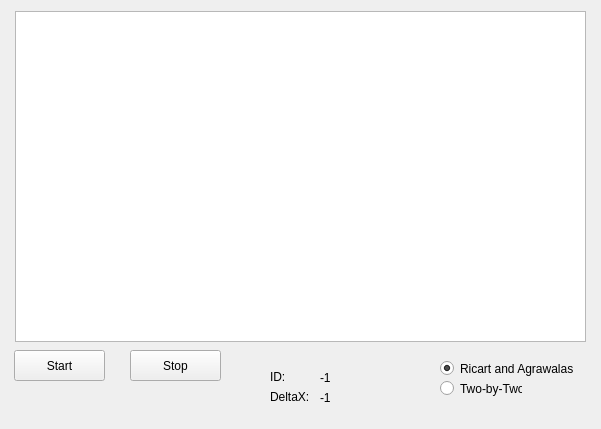
The window that widget.ui (pts211/CS384) describes before a commit, drawn with Qt 5.
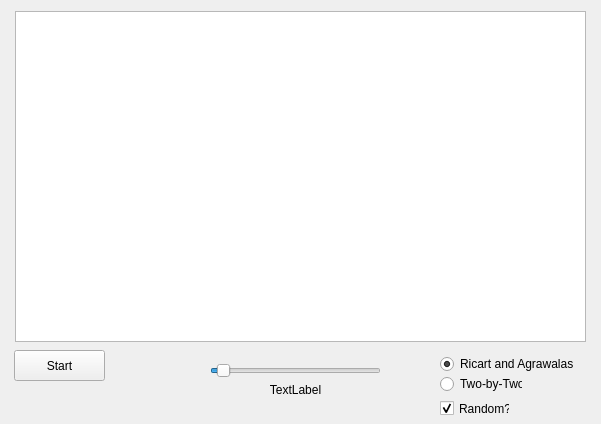
The same window after the commit.

Commit message: Final. This features: Ricart & Agrawalas Algorithm Two-by-Two Adjustable speed Random or in-order processes

What changed in the file:
```diff
--- a/widget.ui
+++ b/widget.ui
@@ -7,7 +7,7 @@
     <x>0</x>
     <y>0</y>
     <width>601</width>
-    <height>429</height>
+    <height>424</height>
    </rect>
   </property>
   <property name="windowTitle">
@@ -36,78 +36,13 @@
     <string>Start</string>
    </property>
   </widget>
-  <widget class="QPushButton" name="btn_stop">
-   <property name="geometry">
-    <rect>
-     <x>130</x>
-     <y>350</y>
-     <width>91</width>
-     <height>31</height>
-    </rect>
-   </property>
-   <property name="text">
-    <string>Stop</string>
-   </property>
-  </widget>
-  <widget class="QLabel" name="z_delta">
-   <property name="geometry">
-    <rect>
-     <x>270</x>
-     <y>390</y>
-     <width>46</width>
-     <height>13</height>
-    </rect>
-   </property>
-   <property name="text">
-    <string>DeltaX:</string>
-   </property>
-  </widget>
-  <widget class="QLabel" name="z_id">
-   <property name="geometry">
-    <rect>
-     <x>270</x>
-     <y>370</y>
-     <width>46</width>
-     <height>13</height>
-    </rect>
-   </property>
-   <property name="text">
-    <string>ID:</string>
-   </property>
-  </widget>
-  <widget class="QLabel" name="lbl_id">
-   <property name="geometry">
-    <rect>
-     <x>320</x>
-     <y>370</y>
-     <width>91</width>
-     <height>16</height>
-    </rect>
-   </property>
-   <property name="text">
-    <string>-1</string>
-   </property>
-  </widget>
-  <widget class="QLabel" name="lbl_delta">
-   <property name="geometry">
-    <rect>
-     <x>320</x>
-     <y>390</y>
-     <width>111</width>
-     <height>16</height>
-    </rect>
-   </property>
-   <property name="text">
-    <string>-1</string>
-   </property>
-  </widget>
   <widget class="QRadioButton" name="rd_Ricart">
    <property name="geometry">
     <rect>
      <x>440</x>
-     <y>360</y>
+     <y>356</y>
      <width>141</width>
-     <height>17</height>
+     <height>16</height>
     </rect>
    </property>
    <property name="text">
@@ -121,15 +56,72 @@
    <property name="geometry">
     <rect>
      <x>440</x>
-     <y>380</y>
+     <y>376</y>
      <width>82</width>
-     <height>17</height>
+     <height>16</height>
     </rect>
    </property>
    <property name="text">
     <string>Two-by-Two</string>
    </property>
   </widget>
+  <widget class="QSlider" name="slider_speed">
+   <property name="geometry">
+    <rect>
+     <x>210</x>
+     <y>360</y>
+     <width>171</width>
+     <height>21</height>
+    </rect>
+   </property>
+   <property name="minimum">
+    <number>1</number>
+   </property>
+   <property name="maximum">
+    <number>100</number>
+   </property>
+   <property name="singleStep">
+    <number>5</number>
+   </property>
+   <property name="value">
+    <number>5</number>
+   </property>
+   <property name="orientation">
+    <enum>Qt::Horizontal</enum>
+   </property>
+  </widget>
+  <widget class="QLabel" name="lbl_speed">
+   <property name="geometry">
+    <rect>
+     <x>210</x>
+     <y>380</y>
+     <width>171</width>
+     <height>20</height>
+    </rect>
+   </property>
+   <property name="text">
+    <string>TextLabel</string>
+   </property>
+   <property name="alignment">
+    <set>Qt::AlignCenter</set>
+   </property>
+  </widget>
+  <widget class="QCheckBox" name="chk_random">
+   <property name="geometry">
+    <rect>
+     <x>440</x>
+     <y>400</y>
+     <width>70</width>
+     <height>17</height>
+    </rect>
+   </property>
+   <property name="text">
+    <string>Random?</string>
+   </property>
+   <property name="checked">
+    <bool>true</bool>
+   </property>
+  </widget>
  </widget>
  <layoutdefault spacing="6" margin="11"/>
  <resources/>
```
Left out of the diff: 5 changed lines with no effect on the pictures. The commit also changes 7 other files.
